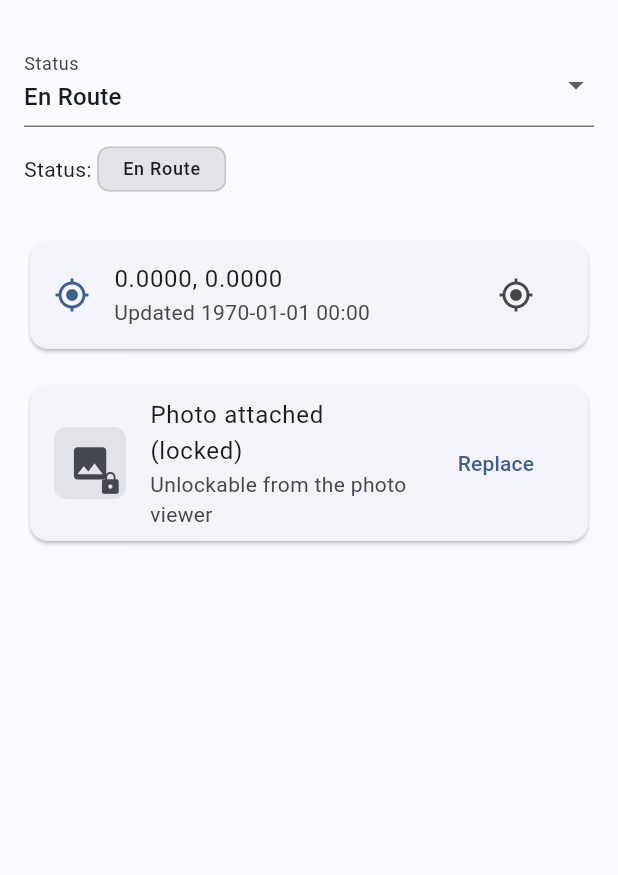
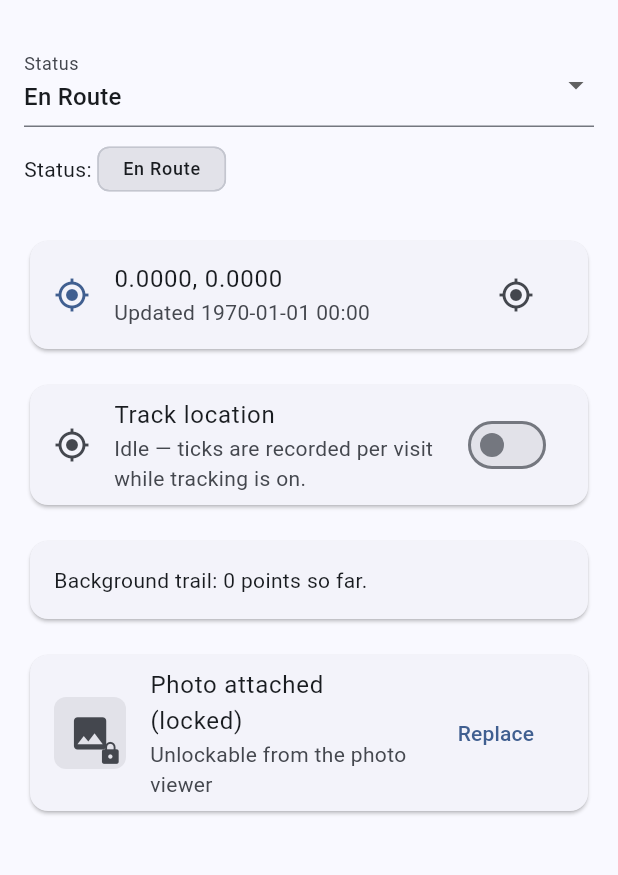
Before and after one commit to ReturajProshad/field_ops, a Flutter app: the _DetailBody screen opened directly with empty values, on a phone screen of 412 x 824 dp, the part 65-940 px from its top. Run offline on Flutter 3.47's test engine with Material 3 defaults, Android fonts, the phone set to English and light mode, and no system bars; our stand-ins replace app_links, drift, drift_flutter, flutter_local_notifications, flutter_riverpod, flutter_secure_storage and 4 more; accounts and stored records are empty; generated files the repository leaves out were written again.

Commit message:
feat(job_visit): shared background-location contract — LocationTrackingService channel, LocationPoints DAO, tracking controller, detail-screen toggle + live trail indicator

```diff
--- a/lib/features/job_visit/presentation/detail/job_visit_detail_screen.dart
+++ b/lib/features/job_visit/presentation/detail/job_visit_detail_screen.dart
@@ -11,9 +11,11 @@ import '../../../../core/widgets/locked_photo_placeholder.dart';
 import '../../../../core/widgets/status_chip.dart';
 import '../../../../core/widgets/status_selector.dart';
 import '../../../../core/widgets/sync_state_chip.dart';
+import '../../../../services/location/location_tracking_service.dart';
 import '../../domain/entities/job_visit.dart';
 import '../../domain/usecases/edit_job_visit.dart';
 import '../providers/job_visit_providers.dart';
+import '../providers/location_tracking_providers.dart';
 import '../providers/sync_providers.dart';
 
 class JobVisitDetailScreen extends ConsumerWidget {
@@ -171,6 +173,16 @@ class _DetailBodyState extends ConsumerState<_DetailBody> {
           ),
           const SizedBox(height: 16),
 
+          // Background location tracking — the native FGS/manger is started
+          // and stopped here; ticks never touch JobVisits.gpsUpdatedAt.
+          _TrackingCard(visitId: visit.id),
+          const SizedBox(height: 16),
+
+          // Trail indicator — live proof that background ticks land in
+          // LocationPoints only.
+          _TrailCard(visitId: visit.id),
+          const SizedBox(height: 16),
+
           // Photo — displayed only as a locked placeholder. The gate lives
           // inside the viewer (ui-plan §3.4), so tapping just navigates there.
           Card(
@@ -215,3 +227,100 @@ class _DetailBodyState extends ConsumerState<_DetailBody> {
     return '${dt.year}-${two(dt.month)}-${two(dt.day)} ${two(dt.hour)}:${two(dt.minute)}';
   }
 }
+
+class _TrackingCard extends ConsumerWidget {
+  const _TrackingCard({required this.visitId});
+
+  final String visitId;
+
+  @override
+  Widget build(BuildContext context, WidgetRef ref) {
+    final scheme = Theme.of(context).colorScheme;
+    final tracking = ref.watch(locationTrackingControllerProvider);
+    final active =
+        tracking.status == TrackingStatus.tracking &&
+        tracking.activeVisitId == visitId;
+
+    return Card(
+      child: SwitchListTile(
+        secondary: Icon(
+          Icons.gps_fixed,
+          color: active ? scheme.primary : scheme.onSurfaceVariant,
+        ),
+        title: const Text('Track location'),
+        subtitle: Text(_statusLabel(tracking)),
+        value: active,
+        onChanged: (on) {
+          final controller = ref.read(
+            locationTrackingControllerProvider.notifier,
+          );
+          if (on) {
+            controller.start(visitId);
+          } else {
+            controller.stop();
+          }
+        },
+      ),
+    );
+  }
+
+  String _statusLabel(TrackingState tracking) {
+    switch (tracking.status) {
+      case TrackingStatus.idle:
+        return 'Idle — ticks are recorded per visit while tracking is on.';
+      case TrackingStatus.tracking:
+        if (tracking.activeVisitId != visitId) {
+          return 'Tracking another visit — stop it there first.';
+        }
+        return 'Recording background ticks to this visit\'s trail.';
+      case TrackingStatus.permissionDenied:
+        return tracking.message ?? 'Location permission denied.';
+      case TrackingStatus.backgroundDenied:
+        return tracking.message ??
+            'Foreground-only — "Allow all the time" is needed for screen-locked ticks.';
+      case TrackingStatus.downgraded:
+        return tracking.message ??
+            'Background access downgraded; ticks may pause.';
+    }
+  }
+}
+
+class _TrailCard extends ConsumerWidget {
+  const _TrailCard({required this.visitId});
+
+  final String visitId;
+
+  @override
+  Widget build(BuildContext context, WidgetRef ref) {
+    final pointsAsync = ref.watch(locationPointsByVisitProvider(visitId));
+
+    return Card(
+      child: Padding(
+        padding: const EdgeInsets.all(16),
+        child: pointsAsync.when(
+          loading: () => const SizedBox(
+            height: 20,
+            child: Center(
+              child: SizedBox(
+                width: 20,
+                height: 20,
+                child: CircularProgressIndicator(strokeWidth: 2),
+              ),
+            ),
+          ),
+          error: (e, _) => Text('Trail unavailable: $e'),
+          data: (points) {
+            if (points.isEmpty) {
+              return const Text('Background trail: 0 points so far.');
+            }
+            final last = points.last;
+            return Text(
+              'Background trail: ${points.length} point(s) · '
+              'last: ${last.lat.toStringAsFixed(4)}, ${last.lng.toStringAsFixed(4)}',
+            );
+          },
+        ),
+      ),
+    );
+  }
+}
--- /dev/null
+++ b/lib/features/job_visit/presentation/providers/location_tracking_providers.dart
@@ -0,0 +1,112 @@
+import 'dart:async';
+
+import 'package:drift/drift.dart';
+import 'package:flutter_riverpod/flutter_riverpod.dart';
+import 'package:meta/meta.dart';
+import 'package:uuid/uuid.dart';
+
+import '../../../../core/di/database_provider.dart';
+import '../../../../services/location/location_tracking_service.dart';
+import '../../data/local/app_database.dart';
+import '../../data/repositories/location_point_repository.dart';
+
+final locationPointRepositoryProvider = Provider<LocationPointRepository>(
+  (ref) => LocationPointRepository(ref.watch(appDatabaseProvider)),
+);
+
+final locationTrackingServiceProvider = Provider<LocationTrackingService>(
+  (ref) => LocationTrackingService(),
+);
+
+@immutable
+class TrackingState {
+  const TrackingState({
+    this.status = TrackingStatus.idle,
+    this.activeVisitId,
+    this.message,
+  });
+
+  final TrackingStatus status;
+  final String? activeVisitId;
+  final String? message;
+
+  TrackingState copyWith({
+    TrackingStatus? status,
+    String? activeVisitId,
+    bool clearVisit = false,
+    String? message,
+  }) {
+    return TrackingState(
+      status: status ?? this.status,
+      activeVisitId: clearVisit ? null : activeVisitId ?? this.activeVisitId,
+      message: message ?? this.message,
+    );
+  }
+}
+
+class LocationTrackingController extends Notifier<TrackingState> {
+  final Uuid _uuid = const Uuid();
+  StreamSubscription<LocationTrackingEvent>? _sub;
+
+  @override
+  TrackingState build() {
+    final service = ref.watch(locationTrackingServiceProvider);
+    final repo = ref.watch(locationPointRepositoryProvider);
+    _sub = service.events.listen((event) => _onEvent(event, repo));
+    ref.onDispose(() => _sub?.cancel());
+    return const TrackingState();
+  }
+
+  Future<void> start(String visitId) async {
+    final ok = await ref.read(locationTrackingServiceProvider).start(visitId);
+    if (!ok) {
+      state = TrackingState(
+        status: TrackingStatus.permissionDenied,
+        activeVisitId: visitId,
+        message: 'Tracking is unavailable on this device.',
+      );
+      return;
+    }
+    state = TrackingState(
+      status: TrackingStatus.tracking,
+      activeVisitId: visitId,
+    );
+  }
+
+  Future<void> stop() async {
+    await ref.read(locationTrackingServiceProvider).stop();
+    state = const TrackingState();
+  }
+
+  void _onEvent(LocationTrackingEvent event, LocationPointRepository repo) {
+    if (event is TrackingPoint) {
+      repo.insert(
+        LocationPointsCompanion.insert(
+          id: _uuid.v4(),
+          jobVisitId: event.visitId,
+          lat: event.lat,
+          lng: event.lng,
+          capturedAt: event.capturedAt,
+          accuracyMeters: Value(event.accuracyMeters),
+        ),
+      );
+      state = state.copyWith(
+        status: TrackingStatus.tracking,
+        activeVisitId: event.visitId,
+      );
+    } else if (event is TrackingStatusEvent) {
+      state = state.copyWith(status: event.status, message: event.message);
+    }
+  }
+}
+
+final locationTrackingControllerProvider =
+    NotifierProvider<LocationTrackingController, TrackingState>(
+      LocationTrackingController.new,
+    );
+
+/// Live trail for one visit (oldest first) — the trail indicator's data.
+final locationPointsByVisitProvider =
+    StreamProvider.family<List<LocationPoint>, String>((ref, visitId) {
+      return ref.watch(locationPointRepositoryProvider).watchByVisit(visitId);
+    });
```
Also changed, not shown: lib/features/job_visit/data/local/app_database.dart (+17 -0 lines), lib/features/job_visit/data/repositories/location_point_repository.dart (added, +20 -0 lines), lib/services/location/location_tracking_service.dart (added, +110 -0 lines).
